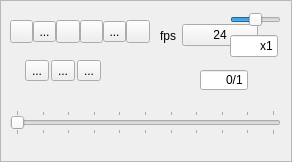
First picture: the form in src/animatorwidget.ui, repository eigenbom/MQ-Sprite, before the edit.
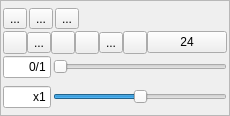
Second picture: the form after the edit. Icons and pictures are not drawn.

The edit to the form file:
```diff
--- a/src/animatorwidget.ui
+++ b/src/animatorwidget.ui
@@ -6,8 +6,8 @@
    <rect>
     <x>0</x>
     <y>0</y>
-    <width>292</width>
-    <height>162</height>
+    <width>223</width>
+    <height>116</height>
    </rect>
   </property>
   <property name="windowTitle">
@@ -19,32 +19,97 @@
   <property name="frameShadow">
    <enum>QFrame::Raised</enum>
   </property>
-  <widget class="QWidget" name="layoutWidget">
-   <property name="geometry">
-    <rect>
-     <x>10</x>
-     <y>20</y>
-     <width>140</width>
-     <height>24</height>
-    </rect>
+  <layout class="QVBoxLayout" name="verticalLayout">
+   <property name="spacing">
+    <number>2</number>
    </property>
+   <property name="leftMargin">
+    <number>2</number>
+   </property>
+   <property name="topMargin">
+    <number>2</number>
+   </property>
+   <property name="rightMargin">
+    <number>2</number>
+   </property>
+   <property name="bottomMargin">
+    <number>2</number>
+   </property>
+   <item>
+    <layout class="QVBoxLayout" name="verticalLayout_2">
+     <property name="spacing">
+      <number>2</number>
+     </property>
+     <item>
+      <layout class="QHBoxLayout" name="horizontalLayout_3">
+       <property name="spacing">
+        <number>2</number>
+       </property>
+       <property name="bottomMargin">
+        <number>0</number>
+       </property>
+       <item>
+        <widget class="QToolButton" name="toolButtonAddFrame">
+         <property name="toolTip">
+          <string>Add Frame</string>
+         </property>
+         <property name="text">
+          <string>...</string>
+         </property>
+         <property name="icon">
+          <iconset resource="../icons.qrc">
+           <normaloff>:/icons/cc_white/png/doc_plus_icon&amp;16.png</normaloff>:/icons/cc_white/png/doc_plus_icon&amp;16.png</iconset>
+         </property>
+        </widget>
+       </item>
+       <item>
+        <widget class="QToolButton" name="toolButtonCopyFrame">
+         <property name="toolTip">
+          <string>Copy Frame</string>
+         </property>
+         <property name="text">
+          <string>...</string>
+         </property>
+         <property name="icon">
+          <iconset resource="../icons.qrc">
+           <normaloff>:/icons/cc_white/png/clipboard_copy_icon&amp;16.png</normaloff>:/icons/cc_white/png/clipboard_copy_icon&amp;16.png</iconset>
+         </property>
+        </widget>
+       </item>
+       <item>
+        <widget class="QToolButton" name="toolButtonDeleteFrame">
+         <property name="toolTip">
+          <string>Delete Frame</string>
+         </property>
+         <property name="text">
+          <string>...</string>
+         </property>
+         <property name="icon">
+          <iconset resource="../icons.qrc">
+           <normaloff>:/icons/cc_white/png/trash_icon&amp;16.png</normaloff>:/icons/cc_white/png/trash_icon&amp;16.png</iconset>
+         </property>
+        </widget>
+       </item>
+       <item>
+        <spacer name="horizontalSpacer_9">
+         <property name="orientation">
+          <enum>Qt::Horizontal</enum>
+         </property>
+         <property name="sizeHint" stdset="0">
+          <size>
+           <width>40</width>
+           <height>20</height>
+          </size>
+         </property>
+        </spacer>
+       </item>
+      </layout>
+     </item>
+     <item>
    <layout class="QHBoxLayout" name="horizontalLayout_2">
     <property name="spacing">
      <number>0</number>
     </property>
-    <item>
-     <spacer name="horizontalSpacer_3">
-      <property name="orientation">
-       <enum>Qt::Horizontal</enum>
-      </property>
-      <property name="sizeHint" stdset="0">
-       <size>
-        <width>40</width>
-        <height>20</height>
-       </size>
-      </property>
-     </spacer>
-    </item>
     <item>
      <widget class="QToolButton" name="toolButtonFirstFrame">
       <property name="toolTip">
@@ -132,28 +197,6 @@
       </property>
      </widget>
     </item>
-   </layout>
-  </widget>
-  <widget class="QWidget" name="layoutWidget">
-   <property name="geometry">
-    <rect>
-     <x>160</x>
-     <y>20</y>
-     <width>98</width>
-     <height>31</height>
-    </rect>
-   </property>
-   <layout class="QHBoxLayout" name="horizontalLayout_9">
-    <property name="bottomMargin">
-     <number>0</number>
-    </property>
-    <item>
-     <widget class="QLabel" name="label_5">
-      <property name="text">
-       <string>fps</string>
-      </property>
-     </widget>
-    </item>
     <item>
      <widget class="QPushButton" name="pushButtonModeFPS">
       <property name="text">
@@ -161,21 +204,54 @@
       </property>
      </widget>
     </item>
-   </layout>
-  </widget>
-  <widget class="QWidget" name="layoutWidget">
-   <property name="geometry">
-    <rect>
-     <x>10</x>
-     <y>100</y>
-     <width>271</width>
-     <height>51</height>
-    </rect>
-   </property>
+       <item>
+        <spacer name="horizontalSpacer_3">
+         <property name="orientation">
+          <enum>Qt::Horizontal</enum>
+         </property>
+         <property name="sizeHint" stdset="0">
+          <size>
+           <width>40</width>
+           <height>20</height>
+          </size>
+         </property>
+        </spacer>
+       </item>
+      </layout>
+     </item>
+     <item>
    <layout class="QHBoxLayout" name="horizontalLayout_5">
     <property name="bottomMargin">
      <number>6</number>
     </property>
+       <item>
+        <widget class="QLineEdit" name="lineEditFrameNumber">
+         <property name="enabled">
+          <bool>true</bool>
+         </property>
+         <property name="maximumSize">
+          <size>
+           <width>48</width>
+           <height>16777215</height>
+          </size>
+         </property>
+         <property name="layoutDirection">
+          <enum>Qt::LeftToRight</enum>
+         </property>
+         <property name="text">
+          <string>0/1</string>
+         </property>
+         <property name="maxLength">
+          <number>5</number>
+         </property>
+         <property name="alignment">
+          <set>Qt::AlignRight|Qt::AlignTrailing|Qt::AlignVCenter</set>
+         </property>
+         <property name="readOnly">
+          <bool>true</bool>
+         </property>
+        </widget>
+       </item>
     <item>
      <widget class="QSlider" name="hSliderTimeLine">
       <property name="accessibleName">
@@ -197,7 +273,7 @@
        <bool>false</bool>
       </property>
       <property name="tickPosition">
-       <enum>QSlider::TicksBothSides</enum>
+          <enum>QSlider::NoTicks</enum>
       </property>
       <property name="tickInterval">
        <number>1</number>
@@ -205,36 +281,9 @@
      </widget>
     </item>
    </layout>
-  </widget>
-  <widget class="QWidget" name="layoutWidget">
-   <property name="geometry">
-    <rect>
-     <x>230</x>
-     <y>10</y>
-     <width>51</width>
-     <height>51</height>
-    </rect>
-   </property>
-   <layout class="QVBoxLayout" name="verticalLayout">
-    <property name="bottomMargin">
-     <number>0</number>
-    </property>
-    <item>
-     <widget class="QSlider" name="hSliderPlaybackSpeedMultiplier">
-      <property name="maximum">
-       <number>6</number>
-      </property>
-      <property name="pageStep">
-       <number>1</number>
-      </property>
-      <property name="value">
-       <number>3</number>
-      </property>
-      <property name="orientation">
-       <enum>Qt::Horizontal</enum>
-      </property>
-     </widget>
-    </item>
+     </item>
+     <item>
+      <layout class="QHBoxLayout" name="horizontalLayout">
     <item>
      <widget class="QLineEdit" name="lineEditPlaybackSpeedMultiplier">
       <property name="maximumSize">
@@ -257,115 +306,27 @@
       </property>
      </widget>
     </item>
-   </layout>
-  </widget>
-  <widget class="QWidget" name="layoutWidget">
-   <property name="geometry">
-    <rect>
-     <x>10</x>
-     <y>50</y>
-     <width>91</width>
-     <height>41</height>
-    </rect>
-   </property>
-   <layout class="QHBoxLayout" name="horizontalLayout_3">
-    <property name="spacing">
-     <number>2</number>
-    </property>
-    <property name="bottomMargin">
-     <number>0</number>
-    </property>
     <item>
-     <spacer name="horizontalSpacer_9">
+        <widget class="QSlider" name="hSliderPlaybackSpeedMultiplier">
+         <property name="maximum">
+          <number>6</number>
+         </property>
+         <property name="pageStep">
+          <number>1</number>
+         </property>
+         <property name="value">
+          <number>3</number>
+         </property>
       <property name="orientation">
        <enum>Qt::Horizontal</enum>
       </property>
-      <property name="sizeHint" stdset="0">
-       <size>
-        <width>40</width>
-        <height>20</height>
-       </size>
-      </property>
-     </spacer>
-    </item>
-    <item>
-     <widget class="QToolButton" name="toolButtonAddFrame">
-      <property name="toolTip">
-       <string>Add Frame</string>
-      </property>
-      <property name="text">
-       <string>...</string>
-      </property>
-      <property name="icon">
-       <iconset resource="../icons.qrc">
-        <normaloff>:/icons/cc_white/png/doc_plus_icon&amp;16.png</normaloff>:/icons/cc_white/png/doc_plus_icon&amp;16.png</iconset>
-      </property>
-     </widget>
-    </item>
-    <item>
-     <widget class="QToolButton" name="toolButtonCopyFrame">
-      <property name="toolTip">
-       <string>Copy Frame</string>
-      </property>
-      <property name="text">
-       <string>...</string>
-      </property>
-      <property name="icon">
-       <iconset resource="../icons.qrc">
-        <normaloff>:/icons/cc_white/png/clipboard_copy_icon&amp;16.png</normaloff>:/icons/cc_white/png/clipboard_copy_icon&amp;16.png</iconset>
-      </property>
-     </widget>
-    </item>
-    <item>
-     <widget class="QToolButton" name="toolButtonDeleteFrame">
-      <property name="toolTip">
-       <string>Delete Frame</string>
-      </property>
-      <property name="text">
-       <string>...</string>
-      </property>
-      <property name="icon">
-       <iconset resource="../icons.qrc">
-        <normaloff>:/icons/cc_white/png/trash_icon&amp;16.png</normaloff>:/icons/cc_white/png/trash_icon&amp;16.png</iconset>
-      </property>
-     </widget>
-    </item>
-   </layout>
-  </widget>
-  <widget class="QLineEdit" name="lineEditFrameNumber">
-   <property name="enabled">
-    <bool>true</bool>
-   </property>
-   <property name="geometry">
-    <rect>
-     <x>200</x>
-     <y>70</y>
-     <width>48</width>
-     <height>20</height>
-    </rect>
-   </property>
-   <property name="maximumSize">
-    <size>
-     <width>48</width>
-     <height>16777215</height>
-    </size>
-   </property>
-   <property name="layoutDirection">
-    <enum>Qt::LeftToRight</enum>
-   </property>
-   <property name="text">
-    <string>0/1</string>
-   </property>
-   <property name="maxLength">
-    <number>5</number>
-   </property>
-   <property name="alignment">
-    <set>Qt::AlignRight|Qt::AlignTrailing|Qt::AlignVCenter</set>
-   </property>
-   <property name="readOnly">
-    <bool>true</bool>
-   </property>
-  </widget>
+        </widget>
+       </item>
+      </layout>
+     </item>
+    </layout>
+   </item>
+  </layout>
  </widget>
  <resources>
   <include location="../icons.qrc"/>
```
Lines whose indentation alone changed are shown as unchanged.
